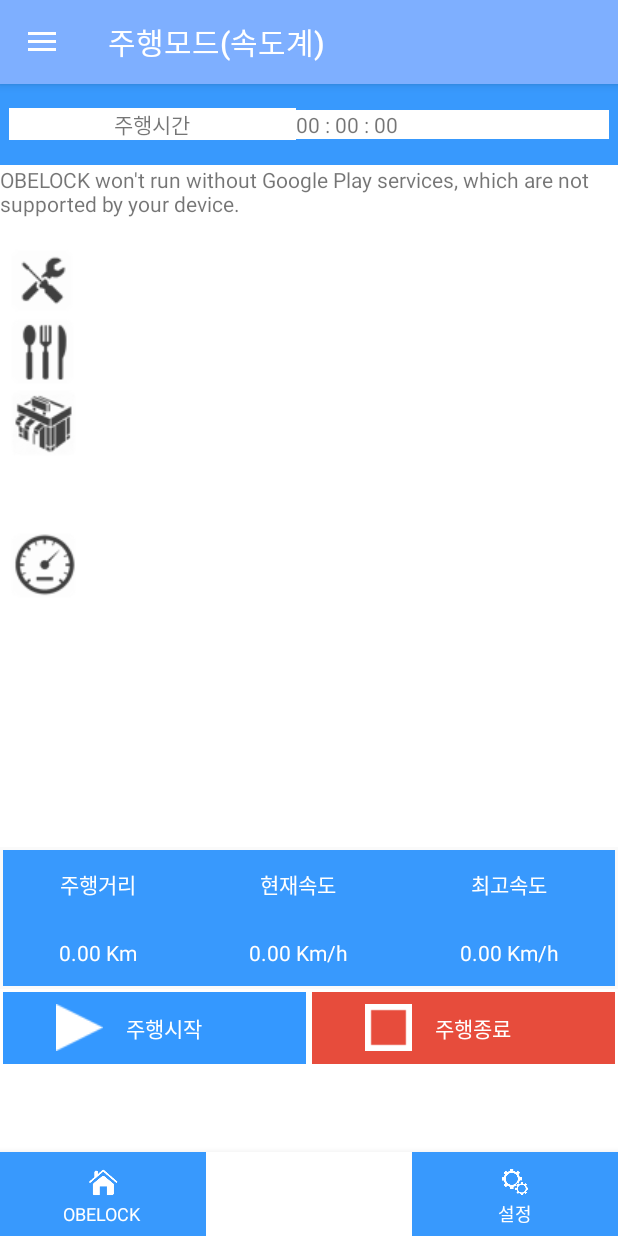
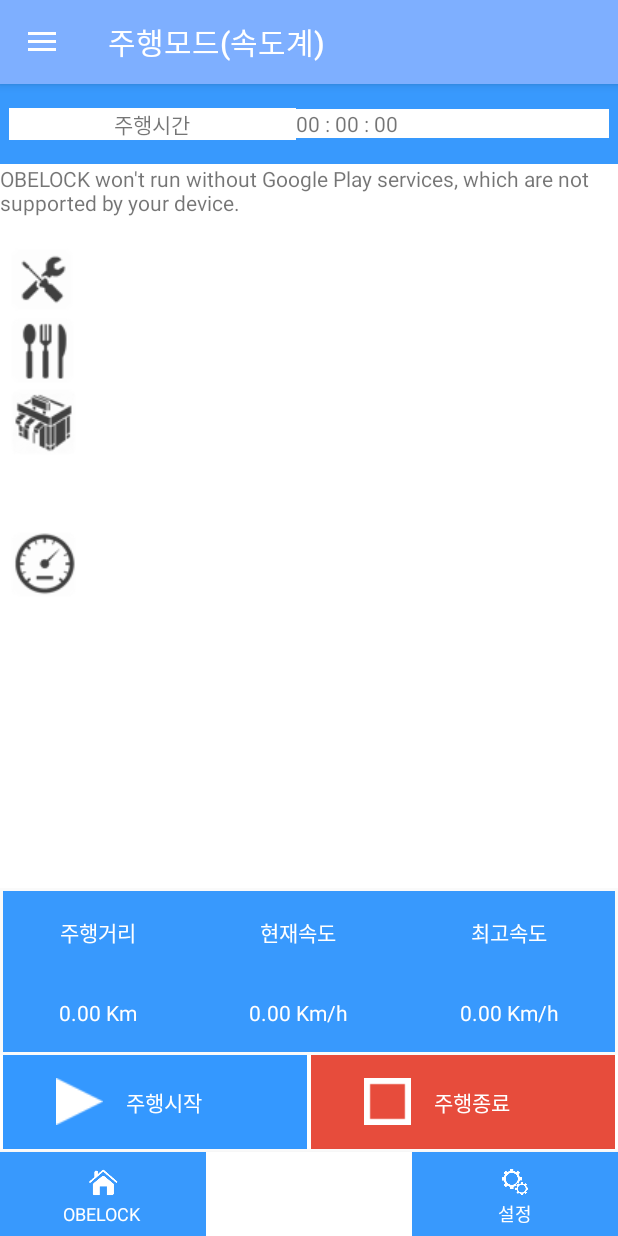
Before and after one commit to bobaeK/MyApplication, an Android app: the screen it shows after launch (MainActivity), item 2 of the bottom bar chosen, on a phone screen of 412 x 824 dp. Run offline under Robolectric (Android 15) with nearby library versions, the phone set to English and light mode, and no system bars; libraries missing offline, so code that uses them is left out: com.github.anastr.speedviewlib, noman.googleplaces; plain views replace SpeedView; 5 statements that could not run were skipped.

Commit message:
업데이트18.10.02

```diff
--- a/app/src/main/AndroidManifest.xml
+++ b/app/src/main/AndroidManifest.xml
@@ -10,7 +10,7 @@
     <uses-permission android:name="android.permission.BLUETOOTH_ADMIN" />
     <uses-permission android:name="android.permission.ACCESS_FINE_LOCATION" />
     <uses-permission android:name="android.permission.ACCESS_COARSE_LOCATION" />
-
+    <uses-permission android:name="android.permission.VIBRATE"/>
     <!-- 출처: http://sehyo88.tistory.com/entry/Android-Bluetooth-기초-외부-Device와-연결 [나의 성장 일기] -->
     <!-- 출처: http://bcho.tistory.com/search/날씨 [조대협의 블로그] -->
     <application
--- a/app/src/main/java/com/example/admin/myapplication/controller/OpenWeatherAPIClient.java
+++ b/app/src/main/java/com/example/admin/myapplication/controller/OpenWeatherAPIClient.java
@@ -34,7 +34,7 @@ import java.net.URL;
  * 참고 자료 : http://developer.android.com/training/basics/network-ops/connecting.html
  * */
 public class OpenWeatherAPIClient {
-    final static String openWeatherURL = "http://api.openweathermap.org/data/2.5/weather?";
+    /*final static String openWeatherURL = "http://api.openweathermap.org/data/2.5/weather?";
     final static String appid="&APPID=215f83b888f2f2b402a3305471526113";
     public Weather getWeather(int lat, int lon){
         Weather w = new Weather();
@@ -96,6 +96,6 @@ public class OpenWeatherAPIClient {
             }
         }
         return sb.toString();
-    }
+    }*/
 }
 /*출처: http://bcho.tistory.com/search/날씨 [조대협의 블로그]*/
--- a/app/src/main/java/com/example/admin/myapplication/controller/OpenWeatherAPITask.java
+++ b/app/src/main/java/com/example/admin/myapplication/controller/OpenWeatherAPITask.java
@@ -4,7 +4,10 @@ import android.os.AsyncTask;
 
 import com.example.admin.myapplication.controller.OpenWeatherAPIClient;
 import com.example.admin.myapplication.vo.Weather;
+public class OpenWeatherAPITask{
 
+}
+/*
 public class OpenWeatherAPITask extends AsyncTask<Integer, Void, Weather> {
 
     @Override
@@ -19,5 +22,5 @@ public class OpenWeatherAPITask extends AsyncTask<Integer, Void, Weather> {
         // 작업 후 리
         return w;
     }
-}
+}*/
 /*출처: http://bcho.tistory.com/search/날씨 [조대협의 블로그]*/
--- a/app/src/main/java/com/example/admin/myapplication/view/AddLockActivity.java
+++ b/app/src/main/java/com/example/admin/myapplication/view/AddLockActivity.java
@@ -36,7 +36,7 @@ public class AddLockActivity extends AppCompatActivity {
     private static final String TAG = "addLockActivity";
     private static final boolean D=true;
     private ArrayList<Lock> lockManager;
-    private LinearLayout linearLayout;
+    protected LinearLayout linearLayout;
     private BluetoothService btService;
 
 
--- a/app/src/main/java/com/example/admin/myapplication/view/LoadingActivity.java
+++ b/app/src/main/java/com/example/admin/myapplication/view/LoadingActivity.java
@@ -21,10 +21,15 @@ import com.example.admin.myapplication.vo.Lock;
 
 import java.io.BufferedReader;
 import java.io.BufferedWriter;
+import java.io.EOFException;
+import java.io.FileInputStream;
 import java.io.FileNotFoundException;
+import java.io.FileOutputStream;
 import java.io.FileReader;
 import java.io.FileWriter;
 import java.io.IOException;
+import java.io.ObjectInputStream;
+import java.io.ObjectOutputStream;
 import java.util.ArrayList;
 import java.util.StringTokenizer;
 
@@ -46,53 +51,51 @@ public class LoadingActivity extends AppCompatActivity
         handler.postDelayed(new Runnable() {
             @Override
             public void run() {
-                Intent intent = null;
+                ObjectInputStream ois = null;
                 lockManager = new ArrayList<Lock>();
                 try
                 {
                     Log.i(TAG, "get lock-info" );
-                    BufferedReader br = new BufferedReader(new FileReader(getFilesDir() + "lock_info.txt"));
+                    ois = new ObjectInputStream(new FileInputStream(getFilesDir() + "lock_info.ser"));
                     Lock lock;
                     StringTokenizer token;
                     String temp;
 
                     Log.d(TAG, "read lock-info" );
-                    while((temp = br.readLine()) != null)
+                    while(true)
                     {
-                        lock = new Lock();
+                        lock = (Lock)ois.readObject();
                         /*데이터 파싱*/
-                        //lock 정보 가져오기
-                        String name;
-                        while("%%end%%".equals((name = br.readLine()))){
-                            lock.setName(name);
-                            lock.setOrder(Integer.parseInt(br.readLine()));
-                            lock.setMacAddr(br.readLine());
-                            lock.setBattery(Integer.parseInt(br.readLine()));
-                            lock.setState(Integer.parseInt(br.readLine()));
-                        }
                         lockManager.add(lock);
                     }
-                    Log.i(TAG, "close lock-info" );
-                    br.close();
+                    //Log.i(TAG, "close lock-info" );
+                    //ois.close();
 
                 }
                 catch (FileNotFoundException e)
                 {
-                    Log.d(TAG, "lock-info.txt not found");
+                    Log.d(TAG, "lock-info.ser not found");
                     try
                     {
-                        BufferedWriter bw = new BufferedWriter(new FileWriter(getFilesDir() + "lock_info.txt", false));
-                        bw.close();
+                        ObjectOutputStream oos = new ObjectOutputStream(new FileOutputStream(getFilesDir() + "lock_info.ser", false));
+                        oos.close();
                     }
                     catch (IOException ioe)
                     {
                         ioe.printStackTrace();
                     }
                     e.printStackTrace();
-                }
-                catch (IOException e)
-                {
-                    Log.i(TAG, "something wrong" );
+                } catch(EOFException e){
+                    if(ois != null) {
+                        try {
+                            ois.close();
+                        } catch (IOException ioe) {
+                            ioe.printStackTrace();
+                        }
+                    }
+                } catch(IOException e){
+                    e.printStackTrace();
+                } catch (ClassNotFoundException e) {
                     e.printStackTrace();
                 }
                 // 스마트폰에서 블루투스 기능 지원하는지 확인
@@ -101,6 +104,7 @@ public class LoadingActivity extends AppCompatActivity
                     Toast.makeText(getApplicationContext(), "블루투스 연결을 지원하지 않는 디바이스입니다!", Toast.LENGTH_LONG).show();
                     finish();
                 }
+                Intent intent = null;
                 //등록된 디바이스 test할때는 != 0으로
                 if(lockManager.size() != 0)
                 {
@@ -136,16 +140,4 @@ public class LoadingActivity extends AppCompatActivity
         }, 2000);
 
     }
-
-    @Override
-    protected void onPause() {
-        super.onPause();
-    }
-
-    @Override
-    protected void onResume() {
-        super.onResume();
-    }
-
-
 }
--- a/app/src/main/java/com/example/admin/myapplication/vo/Lock.java
+++ b/app/src/main/java/com/example/admin/myapplication/vo/Lock.java
@@ -3,8 +3,10 @@ package com.example.admin.myapplication.vo;
 import android.os.Parcel;
 import android.os.Parcelable;
 
+import java.io.Serializable;
 
-public class Lock implements Parcelable{
+
+public class Lock implements Parcelable, Serializable{
 
     private int battery;
     private int state;//열림 : 1, 잠김 : 2, 진동 : 3, 끊어짐 : 4
--- a/app/src/main/res/layout/activity_main.xml
+++ b/app/src/main/res/layout/activity_main.xml
@@ -19,49 +19,6 @@
     <RelativeLayout
         android:layout_width="match_parent"
         android:layout_height="match_parent">
-        <!--Window1-->
-
-        <include
-            android:layout_width="match_parent"
-            android:layout_height="match_parent"
-            layout="@layout/layout_main"/>
-
-        <!--Window2-->
-        <include
-            android:layout_width="match_parent"
-            android:layout_height="match_parent"
-            layout="@layout/layout_gps_drive"/>
-
-        <!--Window3-->
-        <include
-            android:layout_width="match_parent"
-            android:layout_height="match_parent"
-            layout="@layout/layout_setting"/>
-
-        <!--windowNotice-->
-        <include
-            android:layout_width="match_parent"
-            android:layout_height="match_parent"
-            layout="@layout/layout_notice"/>
-
-        <!--windowQnA-->
-        <include
-            android:layout_width="match_parent"
-            android:layout_height="match_parent"
-            layout="@layout/layout_qna"/>
-
-        <!--windowEmail-->
-        <include
-            android:layout_width="match_parent"
-            android:layout_height="match_parent"
-            layout="@layout/layout_email"/>
-
-        <!--windowStory-->
-        <include
-            android:layout_width="match_parent"
-            android:layout_height="match_parent"
-            layout="@layout/layout_story"/>
-
         <!--하단 네비게이션-->
         <android.support.design.widget.BottomNavigationView
             android:id="@+id/bottom_navigation"
@@ -73,5 +30,55 @@
             app:itemTextColor="@android:color/white"
             app:menu="@menu/bottom_navigation_main">
         </android.support.design.widget.BottomNavigationView>
+        <!--Window1-->
+        <include
+            android:layout_width="match_parent"
+            android:layout_height="match_parent"
+            android:layout_above="@+id/bottom_navigation"
+            layout="@layout/layout_main"/>
+
+        <!--Window2-->
+        <include
+            android:layout_width="match_parent"
+            android:layout_height="match_parent"
+            android:layout_above="@+id/bottom_navigation"
+            layout="@layout/layout_gps_drive"/>
+
+        <!--Window3-->
+        <include
+            android:layout_width="match_parent"
+            android:layout_height="match_parent"
+            android:layout_above="@+id/bottom_navigation"
+            layout="@layout/layout_setting"/>
+
+        <!--windowNotice-->
+        <include
+            android:layout_width="match_parent"
+            android:layout_height="match_parent"
+            android:layout_above="@+id/bottom_navigation"
+            layout="@layout/layout_notice"/>
+
+        <!--windowQnA-->
+        <include
+            android:layout_width="match_parent"
+            android:layout_height="match_parent"
+            android:layout_above="@+id/bottom_navigation"
+            layout="@layout/layout_qna"/>
+
+        <!--windowEmail-->
+        <include
+            android:layout_width="match_parent"
+            android:layout_height="match_parent"
+            android:layout_above="@+id/bottom_navigation"
+            layout="@layout/layout_email"/>
+
+        <!--windowStory-->
+        <include
+            android:layout_width="match_parent"
+            android:layout_height="match_parent"
+            android:layout_above="@+id/bottom_navigation"
+            layout="@layout/layout_story"/>
+
+
     </RelativeLayout>
 </android.support.v4.widget.DrawerLayout>
--- a/app/src/main/res/layout/layout_gps_drive.xml
+++ b/app/src/main/res/layout/layout_gps_drive.xml
@@ -12,6 +12,7 @@
         android:layout_width="match_parent"
         android:layout_height="match_parent"
         android:orientation="vertical"
+        android:weightSum="6.6"
        >
         <!--위의 총 주행시간-->
         <LinearLayout
@@ -21,7 +22,7 @@
             android:paddingLeft="6dp"
             android:paddingRight="6dp"
             android:paddingTop="6dp"
-            android:layout_weight="0.3"
+            android:layout_weight="0.5"
             android:background="@color/naviMain">
             <TextView
                 android:id="@+id/rideTime"
@@ -48,7 +49,7 @@
         <LinearLayout
             android:layout_width="match_parent"
             android:layout_height="0dp"
-            android:layout_weight="2.5"
+            android:layout_weight="4.5"
             android:background="#ffffff"
             android:orientation="vertical">
 
@@ -156,7 +157,7 @@
             android:layout_width="match_parent"
             android:layout_height="0dp"
             android:layout_margin="2dp"
-            android:layout_weight="0.5"
+            android:layout_weight="1"
             android:background="@color/naviMain"
             android:columnCount="3"
             android:orientation="horizontal"
@@ -217,7 +218,7 @@
         <LinearLayout
             android:layout_width="match_parent"
             android:layout_height="0dp"
-            android:layout_weight="0.9"
+            android:layout_weight="0.6"
             android:background="#ffffff"
             android:orientation="horizontal">
 
@@ -225,8 +226,10 @@
                 android:id="@+id/btn_timer_start"
                 style="?android:attr/borderlessButtonStyle"
                 android:layout_width="wrap_content"
-                android:layout_height="wrap_content"
-                android:layout_margin="2dp"
+                android:layout_height="match_parent"
+                android:layout_marginBottom="2dp"
+                android:layout_marginRight="1dp"
+                android:layout_marginLeft="2dp"
                 android:layout_weight="1"
                 android:background="@color/rideSrt"
                 android:drawableLeft="@drawable/starticon"
@@ -240,8 +243,10 @@
                 android:id="@+id/btn_timer_finish"
                 style="?android:attr/borderlessButtonStyle"
                 android:layout_width="wrap_content"
-                android:layout_height="wrap_content"
-                android:layout_margin="2dp"
+                android:layout_height="match_parent"
+                android:layout_marginBottom="2dp"
+                android:layout_marginRight="2dp"
+                android:layout_marginLeft="1dp"
                 android:layout_weight="1"
 
                 android:background="@color/rideFns"
```
Also changed, not shown: app/src/main/java/com/example/admin/myapplication/view/MainActivity.java (+76 -58 lines), app/src/main/res/layout/layout_main.xml (+10 -26 lines).
